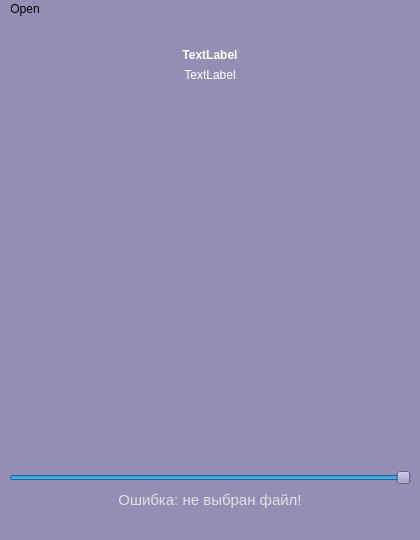
Old version of the form resources/ui/MainWindow.ui in the repository senatrkosarev/AudioPlayer.
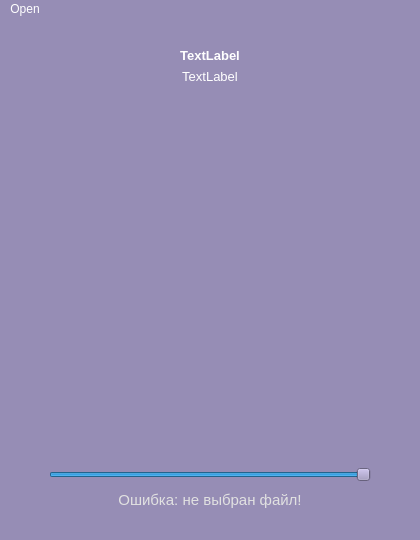
New version of the form. Icons and pictures are not drawn.

Diff of the .ui file:
```diff
--- a/resources/ui/MainWindow.ui
+++ b/resources/ui/MainWindow.ui
@@ -22,6 +22,12 @@
     <height>500</height>
    </size>
   </property>
+  <property name="maximumSize">
+   <size>
+    <width>490</width>
+    <height>775</height>
+   </size>
+  </property>
   <property name="windowTitle">
    <string>Audioplayer</string>
   </property>
@@ -56,6 +62,7 @@
      <widget class="QLabel" name="title_label">
       <property name="font">
        <font>
+        <pointsize>10</pointsize>
         <weight>75</weight>
         <bold>true</bold>
        </font>
@@ -73,6 +80,11 @@
     </item>
     <item>
      <widget class="QLabel" name="author_label">
+      <property name="font">
+       <font>
+        <pointsize>10</pointsize>
+       </font>
+      </property>
       <property name="styleSheet">
        <string notr="true">color: rgb(255, 255, 255);</string>
       </property>
@@ -306,6 +318,24 @@
      </layout>
     </item>
     <item>
+     <layout class="QHBoxLayout" name="horizontalLayout">
+      <item>
+       <spacer name="horizontalSpacer_3">
+        <property name="orientation">
+         <enum>Qt::Horizontal</enum>
+        </property>
+        <property name="sizeType">
+         <enum>QSizePolicy::Fixed</enum>
+        </property>
+        <property name="sizeHint" stdset="0">
+         <size>
+          <width>40</width>
+          <height>20</height>
+         </size>
+        </property>
+       </spacer>
+      </item>
+      <item>
      <widget class="QSlider" name="volume_slider">
       <property name="sliderPosition">
        <number>99</number>
@@ -319,6 +349,24 @@
      </widget>
     </item>
     <item>
+       <spacer name="horizontalSpacer_4">
+        <property name="orientation">
+         <enum>Qt::Horizontal</enum>
+        </property>
+        <property name="sizeType">
+         <enum>QSizePolicy::Fixed</enum>
+        </property>
+        <property name="sizeHint" stdset="0">
+         <size>
+          <width>40</width>
+          <height>20</height>
+         </size>
+        </property>
+       </spacer>
+      </item>
+     </layout>
+    </item>
+    <item>
      <widget class="QLabel" name="error_label">
       <property name="font">
        <font>
@@ -346,10 +394,13 @@
     <rect>
      <x>0</x>
      <y>0</y>
-     <width>466</width>
+     <width>420</width>
      <height>26</height>
     </rect>
    </property>
+   <property name="styleSheet">
+    <string notr="true">color: rgb(255, 255, 255);</string>
+   </property>
    <widget class="QMenu" name="menuOpen">
     <property name="title">
      <string>Open</string>
```
Left out of the diff: 14 changed lines with no effect on the pictures. Lines whose indentation alone changed are shown as unchanged.
